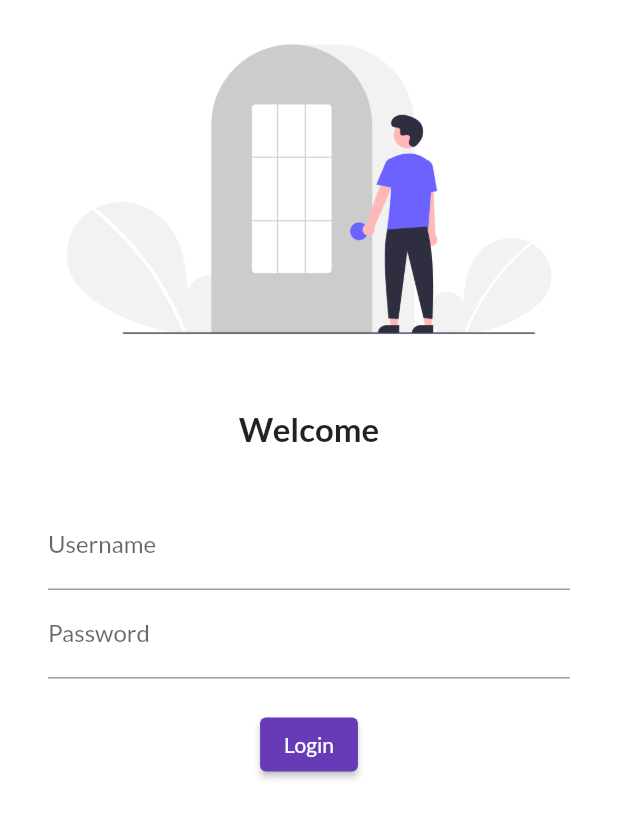
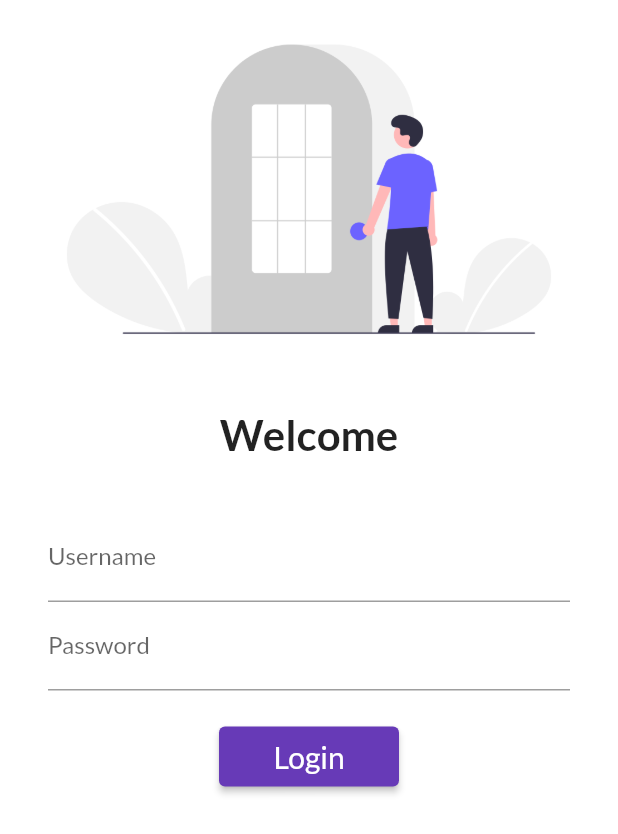
Before and after one commit to aboutaditya/30DaysFlutterLearn, a Flutter app: the screen it shows after launch, on a phone screen of 412 x 824 dp. Shown: the top 834 px of the screen. Run offline on Flutter 3.47's test engine with Material 2 defaults, Android fonts, the phone set to English and light mode, and no system bars; our stand-ins replace google_fonts.

Commit message:
Day5 complete

```diff
--- a/lib/main.dart
+++ b/lib/main.dart
@@ -1,13 +1,16 @@
 import 'package:flutter/material.dart';
 import 'package:flutter_application_1/pages/home_page.dart';
 import 'package:flutter_application_1/pages/login_page.dart';
+import 'package:flutter_application_1/utils/Routes.dart';
 import 'package:google_fonts/google_fonts.dart';
 
 void main() {
-  runApp(Myapp());
+  runApp(const Myapp());
 }
 
 class Myapp extends StatelessWidget {
+  const Myapp({Key? key}) : super(key: key);
+
   @override
   Widget build(BuildContext context) {
     return MaterialApp(
@@ -16,14 +19,15 @@ class Myapp extends StatelessWidget {
         primarySwatch: Colors.deepPurple,
         fontFamily: GoogleFonts.lato().fontFamily,
       ),
+      debugShowCheckedModeBanner: false,
       darkTheme: ThemeData(
         brightness: Brightness.dark,
       ),
       // initialRoute: "/home",
       routes: {
-        "/": (context) => LoginPage(),
-        "/home": (context) => Home(),
-        "/Login": (context) => LoginPage()
+        "/": (context) => const LoginPage(),
+        MyRoutes.homeRoute: (context) => const Home(),
+        MyRoutes.loginRoute: (context) => const LoginPage()
       },
     );
   }
--- a/lib/pages/home_page.dart
+++ b/lib/pages/home_page.dart
@@ -1,6 +1,8 @@
 import 'package:flutter/material.dart';
 
 class Home extends StatelessWidget {
+  const Home({Key? key}) : super(key: key);
+
   @override
   Widget build(BuildContext context) {
     int days = 30;
--- a/lib/pages/login_page.dart
+++ b/lib/pages/login_page.dart
@@ -1,10 +1,14 @@
 import 'package:flutter/material.dart';
+import 'package:flutter_application_1/utils/Routes.dart';
 
 class LoginPage extends StatelessWidget {
+  const LoginPage({Key? key}) : super(key: key);
+
   @override
   Widget build(BuildContext context) {
     return Material(
       color: Colors.white,
+      child: SingleChildScrollView(
         child: Column(children: [
           Image.asset(
             "assets/images/login.png",
@@ -15,13 +19,14 @@ class LoginPage extends StatelessWidget {
           ),
           const Text(
             "Welcome",
-          style: TextStyle(fontSize: 22, fontWeight: FontWeight.bold),
+            style: TextStyle(fontSize: 28, fontWeight: FontWeight.bold),
           ),
           const SizedBox(
             height: 20.0,
           ),
           Padding(
-          padding: const EdgeInsets.symmetric(vertical: 16.0, horizontal: 32.0),
+            padding:
+                const EdgeInsets.symmetric(vertical: 16.0, horizontal: 32.0),
             child: Column(
               children: [
                 TextFormField(
@@ -37,16 +42,21 @@ class LoginPage extends StatelessWidget {
                   height: 20.0,
                 ),
                 ElevatedButton(
-                style: TextButton.styleFrom(),
-                child: const Text("Login"),
+                  style: TextButton.styleFrom(
+                      minimumSize: const Size(120.0, 40.0)),
+                  child: const Text(
+                    "Login",
+                    style: TextStyle(fontSize: 20),
+                  ),
                   onPressed: () {
-                  print("Hi Aditya");
+                    Navigator.pushNamed(context, MyRoutes.homeRoute);
                   },
                 )
               ],
             ),
           )
         ]),
+      ),
     );
   }
 }
--- /dev/null
+++ b/lib/utils/Routes.dart
@@ -0,0 +1,5 @@
+class MyRoutes {
+  static String loginRoute = "/login";
+  static String homeRoute = "/home";
+
+}
```
Lines whose indentation alone changed are shown as unchanged.
